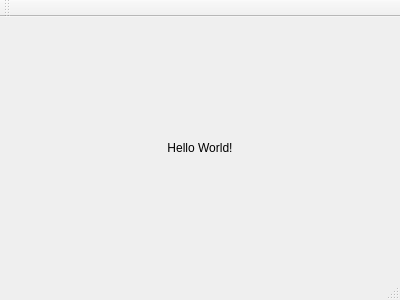
The window that app/QtProjectTemplate/gui/mainwindow.ui (Xtail96/QtProjectTemplate) describes before a commit, drawn with Qt 5.
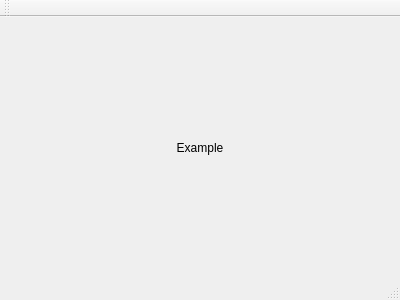
The same window after the commit.

What changed in the file:
```diff
--- a/app/QtProjectTemplate/gui/mainwindow.ui
+++ b/app/QtProjectTemplate/gui/mainwindow.ui
@@ -31,7 +31,7 @@
     <item>
      <widget class="QLabel" name="label">
       <property name="text">
-       <string>Hello World!</string>
+       <string>Example</string>
       </property>
       <property name="alignment">
        <set>Qt::AlignCenter</set>
```
